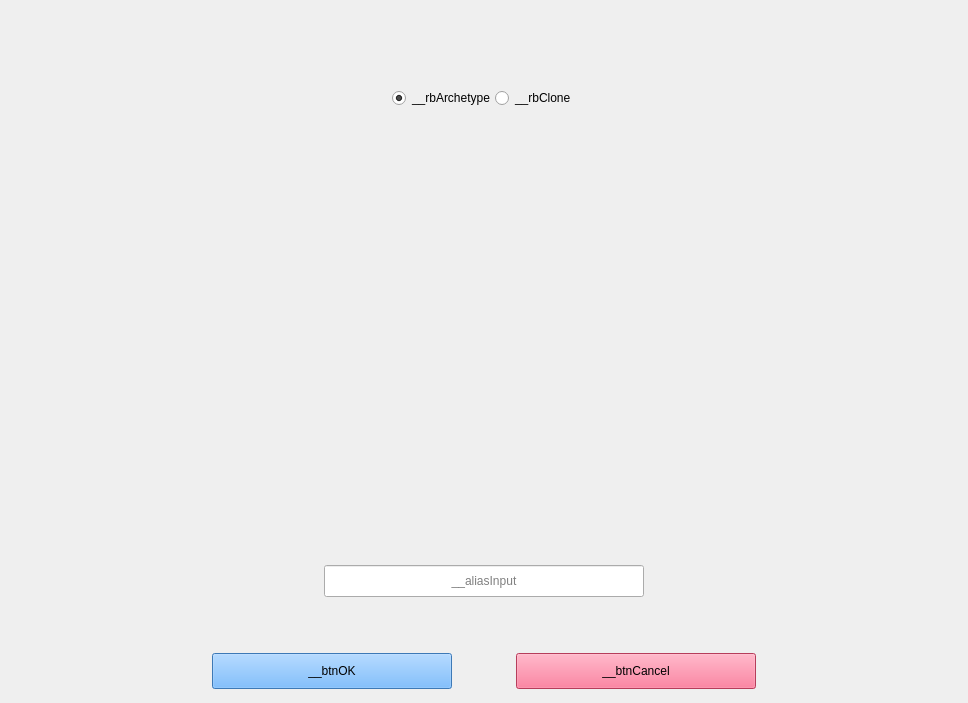
The window that creator-pluginBean/res/beanPicker.ui (VRMakerTeam/VRMaker) describes before a commit, drawn with Qt 5.
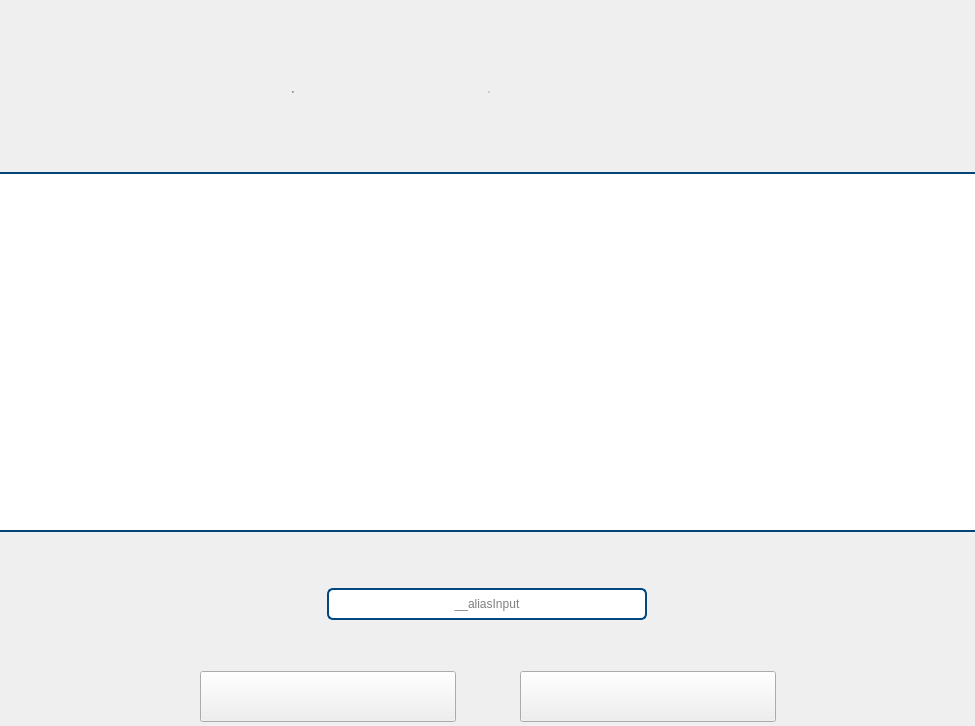
The same window after the commit. Icons and pictures are not drawn.

The edit to the form file:
```diff
--- a/creator-pluginBean/res/beanPicker.ui
+++ b/creator-pluginBean/res/beanPicker.ui
@@ -6,8 +6,8 @@
    <rect>
     <x>0</x>
     <y>0</y>
-    <width>968</width>
-    <height>703</height>
+    <width>975</width>
+    <height>726</height>
    </rect>
   </property>
   <property name="windowTitle">
@@ -17,49 +17,50 @@
    <string notr="true">color:252526</string>
   </property>
   <property name="styleSheet">
-   <string notr="true">QWidget[accessibleName=&quot;color:1e1e1e&quot;]{
-	background-color: rgb(30,30,30);
+   <string notr="true">QWidget#BeanPickerClass {
+	border-image: url(:/pluginBean/source/img/source/bg.jpg);
 }
-QWidget[accessibleName=&quot;color:252526&quot;]{
-	background-color: rgb(37, 37, 38);
+
+QWidget#widget_3 {
+	background-color: rgb(255, 255, 255);
+	border: solid;
+	border-top-width: 2px;
+	border-bottom-width: 2px;
+	border-color:#024478;
 }
-QWidget[accessibleName=&quot;color:2d2d30&quot;]{
-	background-color: rgb(45,45,48);
+
+QStackedWidget#__sourcesSwitcher {
+	background: transparent;
 }
-QWidget[accessibleName=&quot;color:333337&quot;]{
-	background-color: rgb(51,51,55);
+QStackedWidget QWidget {
+	background: transparent;
 }
-QWidget[accessibleName=&quot;color:3e3e42&quot;]{
-	background-color: rgb(62,62,66);
-}
-QWidget[accessibleName=&quot;color:3f3f46&quot;]{
-	background-color: rgb(63,63,70);
-}
-QWidget[accessibleName=&quot;color:686868&quot;]{
-	background-color: rgb(104,104,104);
+
+QLineEdit {
+    border: 2px solid #004882;
+    border-radius: 6px;
+    padding: 0 8px;
+    background: white;
+    selection-background-color: darkgray;
 }
 
 /*****************************************************
  OK and Cancel Button
 *****************************************************/
-QPushButton[accessibleName=&quot;button:okcancel&quot;]{
-	border-radius:5;
-	color: rgb(255, 255, 255);
-	font: 12pt;
-}
-
 QPushButton#__btnOK{
-	background-color: rgb(85, 170, 255);
+	color: transparent;
+	border-image: url(:/pluginBean/source/img/source/ok-normal.png);
 }
 QPushButton#__btnOK:pressed{
 	background-color: rgb(62, 124, 186);
 }
 QPushButton#__btnOK:disabled{
-	background-color: rgb(172, 172, 172);
+	border-image: url(:/pluginBean/source/img/source/ok_disable.png);
 }
 
 QPushButton#__btnCancel{
-	background-color: rgb(255, 85, 127);
+	color: transparent;
+	border-image: url(:/pluginBean/source/img/source/cancel-normal.png);
 }
 QPushButton#__btnCancel:pressed{
 	background-color: rgb(175, 58, 87);
@@ -68,32 +69,36 @@
 /*****************************************************
  Tab
 *****************************************************/
-
-QRadioButton[accessibleName=&quot;radio:tab&quot;]{
-	min-width:96;
-	min-height:32;
-	max-width:96;
-	max-height:32;
-	background-color: rgb(70, 175, 255);
-	color: rgb(255, 255, 255);
-	font: 11pt;
-	padding: 0 0 0 20;
+QRadioButton#__rbArchetype{
+	color: transparent;
 }
-QRadioButton[accessibleName=&quot;radio:tab&quot;]::indicator:unchecked {
-    width: 10;
+
+QRadioButton#__rbArchetype::indicator{
+	width: 0;
     height: 0;
 }
-QRadioButton[accessibleName=&quot;radio:tab&quot;]::indicator:checked {
-    width: 10;
-    height: 10;
-	border-radius: 5;
-	background-color: rgb(255, 93, 185);
+QRadioButton#__rbArchetype:unchecked{
+	
+	border-image: url(:/pluginBean/source/img/source/archetype.png);
 }
-QRadioButton[accessibleName=&quot;radio:tab&quot;]:unchecked{
-	background-color: rgb(116, 116, 116);
+QRadioButton#__rbArchetype:checked {
+	border-image: url(:/pluginBean/source/img/source/archetype_selected.png);
 }
-QRadioButton[accessibleName=&quot;radio:tab&quot;]:checked {
-	background-color: rgb(72, 144, 216);
+
+
+QRadioButton#__rbClone {
+	color: transparent;
+}
+QRadioButton#__rbClone::indicator{
+	width: 0;
+    height: 0;
+}
+QRadioButton#__rbClone:unchecked{
+	
+	border-image: url(:/pluginBean/source/img/source/clone.png);
+}
+QRadioButton#__rbClone:checked {
+	border-image: url(:/pluginBean/source/img/source/clone_selected.png);
 }
 
 /*****************************************************
@@ -185,11 +190,20 @@
          </item>
          <item>
           <widget class="QRadioButton" name="__rbArchetype">
-           <property name="accessibleName">
-            <string notr="true">radio:tab</string>
+           <property name="minimumSize">
+            <size>
+             <width>196</width>
+             <height>75</height>
+            </size>
+           </property>
+           <property name="maximumSize">
+            <size>
+             <width>196</width>
+             <height>75</height>
+            </size>
            </property>
            <property name="text">
-            <string>__rbArchetype</string>
+            <string>__arCh</string>
            </property>
            <property name="checked">
             <bool>true</bool>
@@ -198,11 +212,20 @@
          </item>
          <item>
           <widget class="QRadioButton" name="__rbClone">
-           <property name="accessibleName">
-            <string notr="true">radio:tab</string>
+           <property name="minimumSize">
+            <size>
+             <width>196</width>
+             <height>75</height>
+            </size>
+           </property>
+           <property name="maximumSize">
+            <size>
+             <width>196</width>
+             <height>75</height>
+            </size>
            </property>
            <property name="text">
-            <string>__rbClone</string>
+            <string/>
            </property>
           </widget>
          </item>
@@ -222,6 +245,22 @@
         </layout>
        </widget>
       </item>
+      <item>
+       <spacer name="verticalSpacer_5">
+        <property name="orientation">
+         <enum>Qt::Vertical</enum>
+        </property>
+        <property name="sizeType">
+         <enum>QSizePolicy::Fixed</enum>
+        </property>
+        <property name="sizeHint" stdset="0">
+         <size>
+          <width>20</width>
+          <height>40</height>
+         </size>
+        </property>
+       </spacer>
+      </item>
       <item>
        <widget class="QWidget" name="widget_3" native="true">
         <property name="minimumSize">
@@ -287,7 +326,7 @@
                  <rect>
                   <x>0</x>
                   <y>0</y>
-                  <width>968</width>
+                  <width>975</width>
                   <height>360</height>
                  </rect>
                 </property>
@@ -494,21 +533,21 @@
         </property>
         <property name="minimumSize">
          <size>
-          <width>240</width>
-          <height>36</height>
+          <width>256</width>
+          <height>51</height>
          </size>
         </property>
         <property name="maximumSize">
          <size>
-          <width>240</width>
-          <height>36</height>
+          <width>256</width>
+          <height>51</height>
          </size>
         </property>
         <property name="accessibleName">
          <string notr="true">button:okcancel</string>
         </property>
         <property name="text">
-         <string>__btnOK</string>
+         <string/>
         </property>
        </widget>
       </item>
@@ -516,21 +555,21 @@
        <widget class="QPushButton" name="__btnCancel">
         <property name="minimumSize">
          <size>
-          <width>240</width>
-          <height>36</height>
+          <width>256</width>
+          <height>51</height>
          </size>
         </property>
         <property name="maximumSize">
          <size>
-          <width>240</width>
-          <height>36</height>
+          <width>256</width>
+          <height>51</height>
          </size>
         </property>
         <property name="accessibleName">
          <string notr="true">button:okcancel</string>
         </property>
         <property name="text">
-         <string>__btnCancel</string>
+         <string/>
         </property>
        </widget>
       </item>
@@ -550,6 +589,19 @@
      </layout>
     </widget>
    </item>
+   <item>
+    <spacer name="verticalSpacer_4">
+     <property name="orientation">
+      <enum>Qt::Vertical</enum>
+     </property>
+     <property name="sizeHint" stdset="0">
+      <size>
+       <width>20</width>
+       <height>40</height>
+      </size>
+     </property>
+    </spacer>
+   </item>
   </layout>
  </widget>
  <resources/>
```
Left out of the diff: 26 changed lines with no effect on the pictures.
